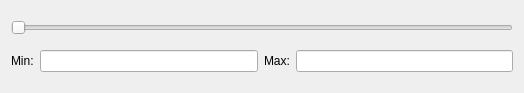
The window that src/ParamItem.ui (MilosSubotic/ImageDSP) describes before a commit, drawn with Qt 5.
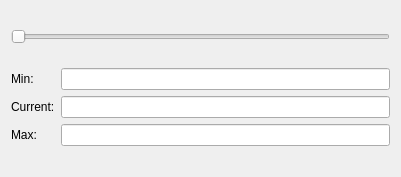
The same window after the commit.

The edit to the form file:
```diff
--- a/src/ParamItem.ui
+++ b/src/ParamItem.ui
@@ -6,8 +6,8 @@
    <rect>
     <x>0</x>
     <y>0</y>
-    <width>524</width>
-    <height>93</height>
+    <width>401</width>
+    <height>177</height>
    </rect>
   </property>
   <property name="sizePolicy">
@@ -28,18 +28,21 @@
     </widget>
    </item>
    <item>
-    <layout class="QHBoxLayout" name="horizontalLayout">
-     <item>
+    <layout class="QGridLayout" name="gridLayout">
+     <item row="0" column="0">
       <widget class="QLabel" name="minLabel">
        <property name="text">
         <string>Min:</string>
        </property>
       </widget>
      </item>
-     <item>
+     <item row="0" column="1">
       <widget class="QLineEdit" name="minEdit"/>
      </item>
-     <item>
+     <item row="2" column="1">
+      <widget class="QLineEdit" name="maxEdit"/>
+     </item>
+     <item row="2" column="0">
       <widget class="QLabel" name="maxLabel">
        <property name="sizePolicy">
         <sizepolicy hsizetype="Preferred" vsizetype="Maximum">
@@ -52,8 +55,15 @@
        </property>
       </widget>
      </item>
-     <item>
-      <widget class="QLineEdit" name="maxEdit"/>
+     <item row="1" column="0">
+      <widget class="QLabel" name="currentLabel">
+       <property name="text">
+        <string>Current:</string>
+       </property>
+      </widget>
+     </item>
+     <item row="1" column="1">
+      <widget class="QLineEdit" name="currentEdit"/>
      </item>
     </layout>
    </item>
```
Left out of the diff: 2 changed lines with no effect on the pictures.
